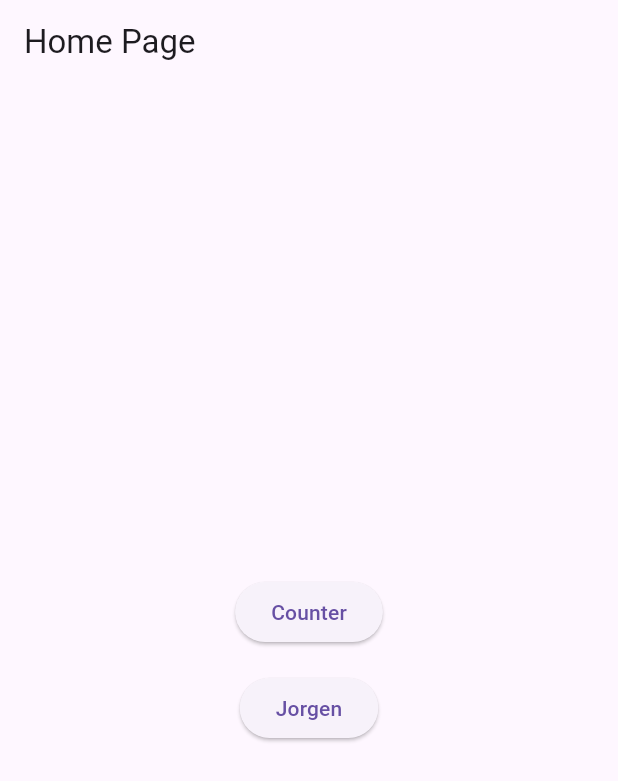
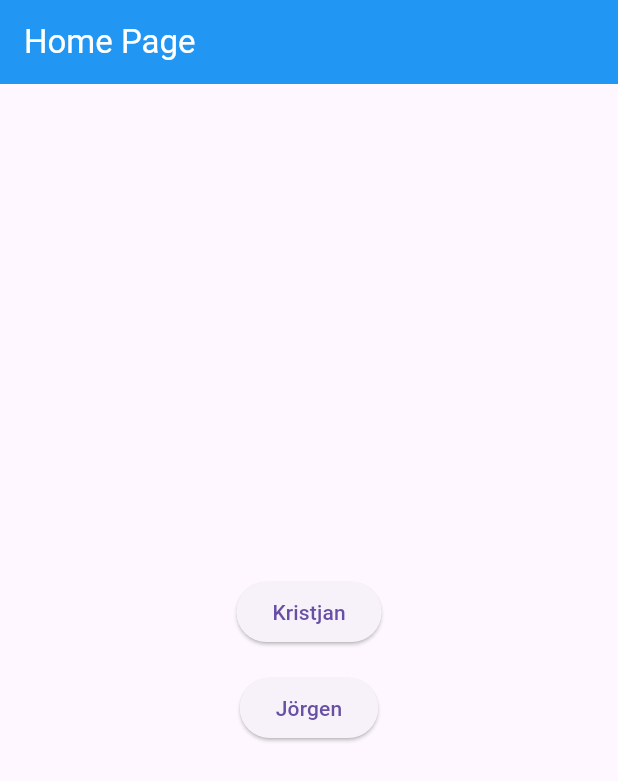
Before and after one commit to krisdjan/moblapp, a Flutter app: the screen it shows after launch, on a phone screen of 412 x 824 dp. Shown: the top 781 px of the screen. Run offline on Flutter 3.47's test engine with Material 3 defaults, Android fonts, the phone set to English and light mode, and no system bars.

Commit message:
counter leht muudetud kristjani leheks ja appbarile värv

```diff
--- a/myapp/lib/main.dart
+++ b/myapp/lib/main.dart
@@ -1,5 +1,5 @@
 import 'package:flutter/material.dart';
-import 'package:myapp/pages/counter.dart';
+import 'package:myapp/pages/kristjanpage.dart';
 import 'package:myapp/pages/homepage.dart';
 import 'package:myapp/pages/jorgenpage.dart';
 
@@ -14,11 +14,16 @@ class MyApp extends StatelessWidget {
   Widget build(BuildContext context) {
     return MaterialApp(
       debugShowCheckedModeBanner: false,
-      theme: ThemeData(primarySwatch: Colors.amber),
+      theme: ThemeData(
+        appBarTheme: AppBarTheme(
+          backgroundColor: Colors.blue,
+          foregroundColor: Colors.white,
+        )
+        ),
       home: const HomePage(),
       routes: {
         '/homepage':(context) => HomePage(),
-        '/counterpage':(context) => CounterPage(),
+        '/kristjanpage':(context) => KristjanPage(),
         '/jorgenpage':(context) => JorgenPage()
       },
   );
--- a/myapp/lib/pages/counter.dart
+++ /dev/null
@@ -1,12 +0,0 @@
-import 'package:flutter/material.dart';
-
-class CounterPage extends StatelessWidget {
-  const CounterPage({super.key});
-
-  @override
-  Widget build(BuildContext context) {
-    return Scaffold(
-      appBar: AppBar(title: const Text("Counter Page"),),
-    );
-  }
-}
--- a/myapp/lib/pages/homepage.dart
+++ b/myapp/lib/pages/homepage.dart
@@ -13,16 +13,16 @@ class HomePage extends StatelessWidget {
           children: [
             ElevatedButton(
               onPressed: () {
-                Navigator.pushNamed(context, '/counterpage');
+                Navigator.pushNamed(context, '/kristjanpage');
               },
-              child: const Text("Counter"),
+              child: const Text("Kristjan"),
             ),
             const SizedBox(height: 16), // Adds spacing between buttons
             ElevatedButton(
               onPressed: () {
                 Navigator.pushNamed(context, '/jorgenpage'); // go to jorgen page
               },
-              child: const Text("Jorgen"),
+              child: const Text("Jörgen"),
             ),
           ],
         ),
```
Also changed, not shown: myapp/lib/pages/kristjanpage.dart (added, +12 -0 lines).
